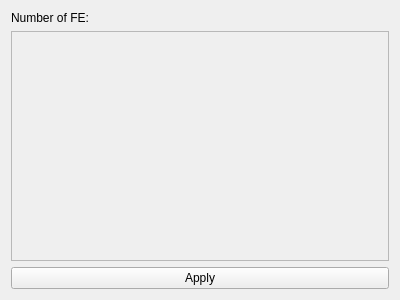
This is slabMesh_layout.ui in Haudkozaur/masterThesis as Qt 5 draws it before an edit. The edited form follows.
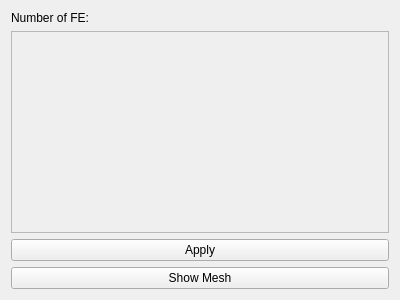
This is the edited form.

Commit message: added setProperties and lacking layouts

The edit to the form file:
```diff
--- a/slabMesh_layout.ui
+++ b/slabMesh_layout.ui
@@ -24,9 +24,15 @@
       <bool>true</bool>
      </property>
      <widget class="QWidget" name="scrollAreaWidgetContents">
-      <layout class="QVBoxLayout" name="dynamicLayout">
-       <!-- Dynamic content will be added here -->
-      </layout>
+      <property name="geometry">
+       <rect>
+        <x>0</x>
+        <y>0</y>
+        <width>376</width>
+        <height>191</height>
+       </rect>
+      </property>
+      <layout class="QVBoxLayout" name="dynamicLayout"/>
      </widget>
     </widget>
    </item>
@@ -37,6 +43,13 @@
      </property>
     </widget>
    </item>
+   <item>
+    <widget class="QPushButton" name="showMeshButton">
+     <property name="text">
+      <string>Show Mesh</string>
+     </property>
+    </widget>
+   </item>
   </layout>
  </widget>
  <resources/>
```
The commit also changes 10 other files.
